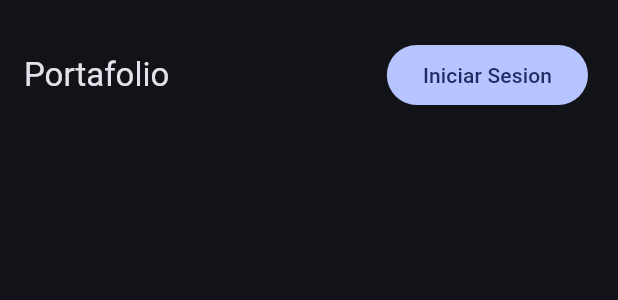
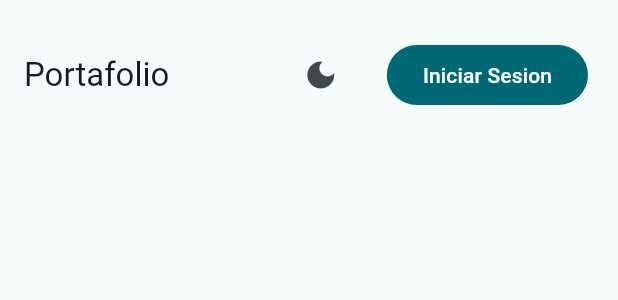
Before and after one commit to kharoldcanova/portafolio_flutter, a Flutter app: the AppBarScreen widget shown alone on an empty page, opened directly, on a phone screen of 412 x 824 dp. Shown: the top 300 px of the screen. Run offline on Flutter 3.47's test engine with Material 2 defaults, Android fonts, the phone set to English and light mode, and no system bars; our stand-ins replace google_fonts.

Commit message:
dark mode function

```diff
--- a/lib/config/theme/app_theme.dart
+++ b/lib/config/theme/app_theme.dart
@@ -8,8 +8,16 @@ class AppTheme {
 
     )
   );
-  //theme function
-  ThemeData getTheme() => ThemeData(
+  //theme function light
+  ThemeData getLightTheme() => ThemeData(
+    useMaterial3: true,
+    brightness: Brightness.light,
+    colorSchemeSeed: Colors.grey[700],
+    textTheme: textTheme,
+  );
+
+  //theme function light
+  ThemeData getDarkTheme() => ThemeData(
     useMaterial3: true,
     brightness: Brightness.dark,
     colorSchemeSeed: Colors.blueAccent[700],
--- a/lib/main.dart
+++ b/lib/main.dart
@@ -1,18 +1,38 @@
 import 'package:flutter/material.dart';
 import 'package:portafolio_flutter/config/theme/app_theme.dart';
+import 'package:portafolio_flutter/presentations/providers/theme_provider.dart';
 import 'package:portafolio_flutter/presentations/screens/portafolio_screen.dart';
+import 'package:provider/provider.dart';
 
-void main() => runApp(const MyApp());
+void main() => runApp(const Home());
 
-class MyApp extends StatelessWidget {
-  const MyApp({super.key});
+class Home extends StatelessWidget {
+  const Home({super.key});
 
   @override
   Widget build(BuildContext context) {
+    return MultiProvider(
+      providers: [
+        ChangeNotifierProvider(create: (_)=> ThemeProvider())
+      ],
+      child: const MaterialAppHome(),
+    );
+  }
+}
+
+class MaterialAppHome extends StatelessWidget {
+  const MaterialAppHome({
+    super.key,
+  });
+
+
+  @override
+  Widget build(BuildContext context) {
+  final theme = context.watch<ThemeProvider>();
     return MaterialApp(
       title: 'Portafolio',
       debugShowCheckedModeBanner: false,
-      theme: AppTheme().getTheme(),
+      theme: theme.isDarkMode ? AppTheme().getDarkTheme() :AppTheme().getLightTheme(),
       home: const PortafolioScreen()
     );
   }
--- /dev/null
+++ b/lib/presentations/providers/theme_provider.dart
@@ -0,0 +1,12 @@
+import 'package:flutter/material.dart';
+
+class ThemeProvider with ChangeNotifier{
+bool _isDarkMode = false;
+
+  bool get isDarkMode => _isDarkMode;
+
+  void toggleTheme() {
+    _isDarkMode = !_isDarkMode;
+    notifyListeners();
+  }
+}
--- a/lib/presentations/screens/banner/banner_screen.dart
+++ b/lib/presentations/screens/banner/banner_screen.dart
@@ -6,10 +6,10 @@ class BannerScreen extends StatelessWidget {
 
   @override
   Widget build(BuildContext context) {
-    return Container(
+    return Scaffold(
+      body: SizedBox(
         width: double.infinity,
         height: 900,
-      color: Theme.of(context).primaryColor,
         child:  Padding(
           padding:  const EdgeInsets.all(150),
           child:  Row(
@@ -43,6 +43,7 @@ class BannerScreen extends StatelessWidget {
             ],
           ),
         ),
+      ),
     );
   }
 }
--- a/lib/presentations/widgets/app_bar.dart
+++ b/lib/presentations/widgets/app_bar.dart
@@ -1,5 +1,8 @@
 import 'package:flutter/material.dart';
+import 'package:portafolio_flutter/config/theme/app_theme.dart';
+import 'package:portafolio_flutter/presentations/providers/theme_provider.dart';
 import 'package:portafolio_flutter/presentations/screens/login/login_screen.dart';
+import 'package:provider/provider.dart';
 
 class AppBarScreen extends StatelessWidget implements PreferredSizeWidget {
   const AppBarScreen({Key? key}) : super(key: key);
@@ -10,14 +13,13 @@ class AppBarScreen extends StatelessWidget implements PreferredSizeWidget {
       context: context,
       builder: (BuildContext context) {
         return const AlertDialog(
-        title:  Text('Iniciar Sesión', textAlign: TextAlign.center,),
+          title: Text(
+            'Iniciar Sesión',
+            textAlign: TextAlign.center,
+          ),
           titlePadding: EdgeInsets.only(top: 50),
           contentPadding: EdgeInsets.all(30),
-        content:  SizedBox(
-          width: 450,
-          height: 250,
-          child: LoginScreen()),
-
+          content: SizedBox(width: 450, height: 250, child: LoginScreen()),
         );
       },
     );
@@ -25,6 +27,8 @@ class AppBarScreen extends StatelessWidget implements PreferredSizeWidget {
 
   @override
   Widget build(BuildContext context) {
+    final theme = Provider.of<ThemeProvider>(context);
+
     return AppBar(
       title: const Text(
         'Portafolio',
@@ -32,6 +36,14 @@ class AppBarScreen extends StatelessWidget implements PreferredSizeWidget {
       automaticallyImplyLeading: true,
       toolbarHeight: 100.0,
       actions: [
+        IconButton(
+            onPressed: () {
+              final themeModel = context.read<ThemeProvider>();
+              themeModel.toggleTheme();
+            },
+            icon: Icon(
+              context.watch<ThemeProvider>().isDarkMode ? Icons.light_mode : Icons.dark_mode,
+            ),),
         Padding(
           padding: const EdgeInsets.all(20),
           child: Row(
```
Also changed, not shown: pubspec.yaml (+2 -7 lines), pubspec.lock, 1 other file. Lines whose indentation alone changed are shown as unchanged.
